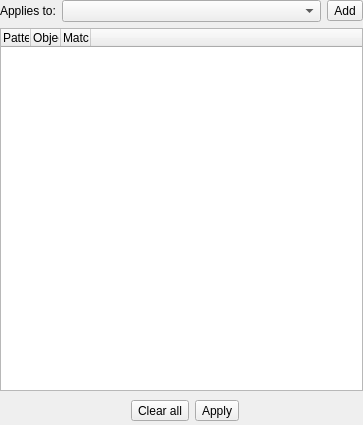
Qt form libpgmodeler_ui/ui/objectsfilterwidget.ui (pgmodeler/pgmodeler) before a commit.
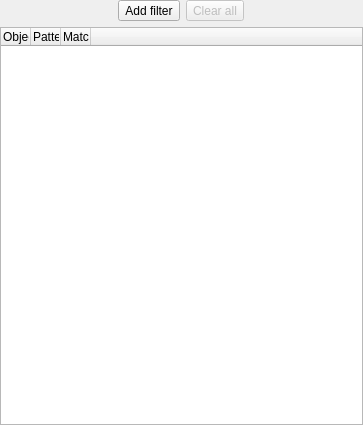
The same form after that commit. Icons and pictures are not drawn.

What changed in the file:
```diff
--- a/libpgmodeler_ui/ui/objectsfilterwidget.ui
+++ b/libpgmodeler_ui/ui/objectsfilterwidget.ui
@@ -32,125 +32,6 @@
    <property name="bottomMargin">
     <number>0</number>
    </property>
-   <item row="4" column="0" colspan="3">
-    <layout class="QHBoxLayout" name="horizontalLayout">
-     <item>
-      <spacer name="horizontalSpacer">
-       <property name="orientation">
-        <enum>Qt::Horizontal</enum>
-       </property>
-       <property name="sizeHint" stdset="0">
-        <size>
-         <width>162</width>
-         <height>28</height>
-        </size>
-       </property>
-      </spacer>
-     </item>
-     <item>
-      <widget class="QToolButton" name="clear_all_tb">
-       <property name="text">
-        <string>Clear all</string>
-       </property>
-       <property name="icon">
-        <iconset resource="../res/resources.qrc">
-         <normaloff>:/icones/icones/limpartexto.png</normaloff>:/icones/icones/limpartexto.png</iconset>
-       </property>
-       <property name="iconSize">
-        <size>
-         <width>22</width>
-         <height>22</height>
-        </size>
-       </property>
-       <property name="toolButtonStyle">
-        <enum>Qt::ToolButtonTextBesideIcon</enum>
-       </property>
-      </widget>
-     </item>
-     <item>
-      <widget class="QToolButton" name="apply_tb">
-       <property name="text">
-        <string>Apply</string>
-       </property>
-       <property name="icon">
-        <iconset resource="../res/resources.qrc">
-         <normaloff>:/icones/icones/filter.png</normaloff>:/icones/icones/filter.png</iconset>
-       </property>
-       <property name="iconSize">
-        <size>
-         <width>22</width>
-         <height>22</height>
-        </size>
-       </property>
-       <property name="toolButtonStyle">
-        <enum>Qt::ToolButtonTextBesideIcon</enum>
-       </property>
-      </widget>
-     </item>
-     <item>
-      <spacer name="horizontalSpacer_2">
-       <property name="orientation">
-        <enum>Qt::Horizontal</enum>
-       </property>
-       <property name="sizeHint" stdset="0">
-        <size>
-         <width>154</width>
-         <height>20</height>
-        </size>
-       </property>
-      </spacer>
-     </item>
-    </layout>
-   </item>
-   <item row="2" column="1">
-    <widget class="QComboBox" name="objects_cmb">
-     <property name="sizePolicy">
-      <sizepolicy hsizetype="Expanding" vsizetype="Fixed">
-       <horstretch>0</horstretch>
-       <verstretch>0</verstretch>
-      </sizepolicy>
-     </property>
-     <property name="insertPolicy">
-      <enum>QComboBox::InsertAlphabetically</enum>
-     </property>
-     <property name="sizeAdjustPolicy">
-      <enum>QComboBox::AdjustToContentsOnFirstShow</enum>
-     </property>
-     <property name="iconSize">
-      <size>
-       <width>20</width>
-       <height>20</height>
-      </size>
-     </property>
-    </widget>
-   </item>
-   <item row="2" column="2">
-    <widget class="QToolButton" name="add_tb">
-     <property name="text">
-      <string>Add</string>
-     </property>
-     <property name="icon">
-      <iconset resource="../res/resources.qrc">
-       <normaloff>:/icones/icones/adddata.png</normaloff>:/icones/icones/adddata.png</iconset>
-     </property>
-     <property name="iconSize">
-      <size>
-       <width>22</width>
-       <height>22</height>
-      </size>
-     </property>
-     <property name="toolButtonStyle">
-      <enum>Qt::ToolButtonTextBesideIcon</enum>
-     </property>
-    </widget>
-   </item>
-   <item row="2" column="0">
-    <widget class="QLabel" name="applies_to_lbl">
-     <property name="text">
-      <string>Applies to:</string>
-     </property>
-    </widget>
-   </item>
    <item row="3" column="0" colspan="3">
     <widget class="QTableWidget" name="objects_tbw">
      <property name="enabled">
@@ -205,10 +86,10 @@
       <bool>false</bool>
      </attribute>
      <attribute name="verticalHeaderMinimumSectionSize">
-      <number>25</number>
+      <number>30</number>
      </attribute>
      <attribute name="verticalHeaderDefaultSectionSize">
-      <number>26</number>
+      <number>30</number>
      </attribute>
      <attribute name="verticalHeaderHighlightSections">
       <bool>false</bool>
@@ -219,18 +100,6 @@
      <attribute name="verticalHeaderStretchLastSection">
       <bool>false</bool>
      </attribute>
-     <column>
-      <property name="text">
-       <string>Pattern</string>
-      </property>
-      <property name="textAlignment">
-       <set>AlignLeading|AlignVCenter</set>
-      </property>
-      <property name="icon">
-       <iconset resource="../res/resources.qrc">
-        <normaloff>:/icones/icones/textbox.png</normaloff>:/icones/icones/textbox.png</iconset>
-      </property>
-     </column>
      <column>
       <property name="text">
        <string>Object</string>
@@ -243,6 +112,18 @@
         <normaloff>:/icones/icones/table.png</normaloff>:/icones/icones/table.png</iconset>
       </property>
      </column>
+     <column>
+      <property name="text">
+       <string>Pattern</string>
+      </property>
+      <property name="textAlignment">
+       <set>AlignLeading|AlignVCenter</set>
+      </property>
+      <property name="icon">
+       <iconset resource="../res/resources.qrc">
+        <normaloff>:/icones/icones/textbox.png</normaloff>:/icones/icones/textbox.png</iconset>
+      </property>
+     </column>
      <column>
       <property name="text">
        <string>Matching</string>
@@ -262,6 +143,85 @@
      </column>
     </widget>
    </item>
+   <item row="2" column="0" colspan="3">
+    <layout class="QHBoxLayout" name="horizontalLayout">
+     <item>
+      <spacer name="horizontalSpacer_3">
+       <property name="orientation">
+        <enum>Qt::Horizontal</enum>
+       </property>
+       <property name="sizeHint" stdset="0">
+        <size>
+         <width>154</width>
+         <height>20</height>
+        </size>
+       </property>
+      </spacer>
+     </item>
+     <item>
+      <widget class="QToolButton" name="add_tb">
+       <property name="text">
+        <string>Add filter</string>
+       </property>
+       <property name="icon">
+        <iconset resource="../res/resources.qrc">
+         <normaloff>:/icones/icones/adddata.png</normaloff>:/icones/icones/adddata.png</iconset>
+       </property>
+       <property name="iconSize">
+        <size>
+         <width>22</width>
+         <height>22</height>
+        </size>
+       </property>
+       <property name="shortcut">
+        <string>Ins</string>
+       </property>
+       <property name="toolButtonStyle">
+        <enum>Qt::ToolButtonTextBesideIcon</enum>
+       </property>
+      </widget>
+     </item>
+     <item>
+      <widget class="QToolButton" name="clear_all_tb">
+       <property name="enabled">
+        <bool>false</bool>
+       </property>
+       <property name="text">
+        <string>Clear all</string>
+       </property>
+       <property name="icon">
+        <iconset resource="../res/resources.qrc">
+         <normaloff>:/icones/icones/limpartexto.png</normaloff>:/icones/icones/limpartexto.png</iconset>
+       </property>
+       <property name="iconSize">
+        <size>
+         <width>22</width>
+         <height>22</height>
+        </size>
+       </property>
+       <property name="shortcut">
+        <string>Shift+Del</string>
+       </property>
+       <property name="toolButtonStyle">
+        <enum>Qt::ToolButtonTextBesideIcon</enum>
+       </property>
+      </widget>
+     </item>
+     <item>
+      <spacer name="horizontalSpacer_2">
+       <property name="orientation">
+        <enum>Qt::Horizontal</enum>
+       </property>
+       <property name="sizeHint" stdset="0">
+        <size>
+         <width>154</width>
+         <height>20</height>
+        </size>
+       </property>
+      </spacer>
+     </item>
+    </layout>
+   </item>
   </layout>
  </widget>
  <resources>
```
Left out of the diff: 4 changed lines with no effect on the pictures.
